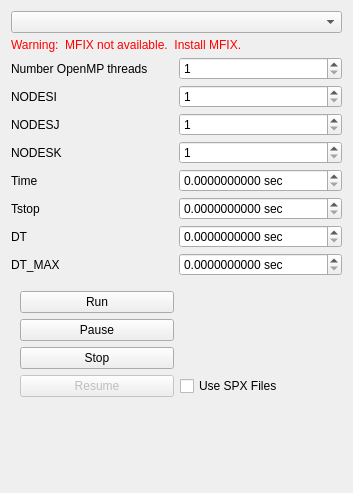
Qt form gui/uifiles/run.ui (truongd8593/mfix) before a commit.
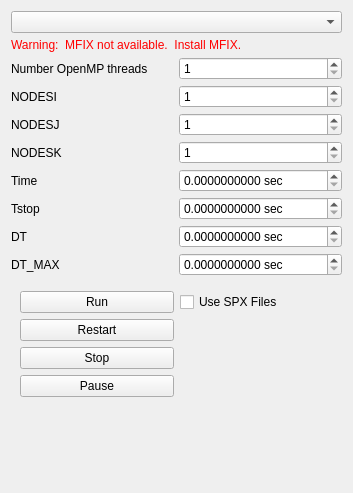
The same form after that commit. Custom widgets are drawn as their Qt base class.

Commit message: Run pane: run/resume button changes, wip

The edit to the form file:
```diff
--- a/gui/uifiles/run.ui
+++ b/gui/uifiles/run.ui
@@ -631,9 +631,12 @@
        </widget>
       </item>
       <item row="1" column="0">
-       <widget class="QPushButton" name="pause_mfix_button">
+       <widget class="QPushButton" name="restart_mfix_button">
+        <property name="enabled">
+         <bool>true</bool>
+        </property>
         <property name="text">
-         <string>Pause</string>
+         <string>Restart</string>
         </property>
        </widget>
       </item>
@@ -648,19 +651,9 @@
        </widget>
       </item>
       <item row="3" column="0">
-       <widget class="QPushButton" name="resume_mfix_button">
-        <property name="enabled">
-         <bool>false</bool>
-        </property>
+       <widget class="QPushButton" name="pause_mfix_button">
         <property name="text">
-         <string>Resume</string>
-        </property>
-       </widget>
-      </item>
-      <item row="3" column="1">
-       <widget class="QCheckBox" name="use_spx_checkbox">
-        <property name="text">
-         <string>Use SPX Files</string>
+         <string>Pause</string>
         </property>
        </widget>
       </item>
@@ -677,6 +670,13 @@
         </property>
        </spacer>
       </item>
+      <item row="0" column="1">
+       <widget class="QCheckBox" name="use_spx_checkbox">
+        <property name="text">
+         <string>Use SPX Files</string>
+        </property>
+       </widget>
+      </item>
      </layout>
     </widget>
    </item>
```
The commit also changes 2 other files.
